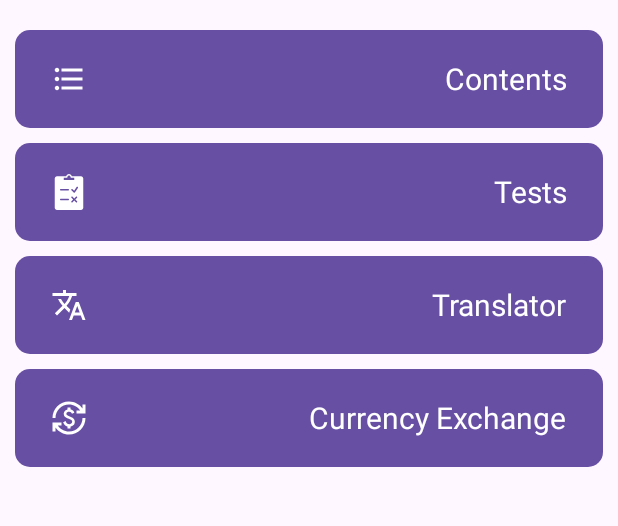
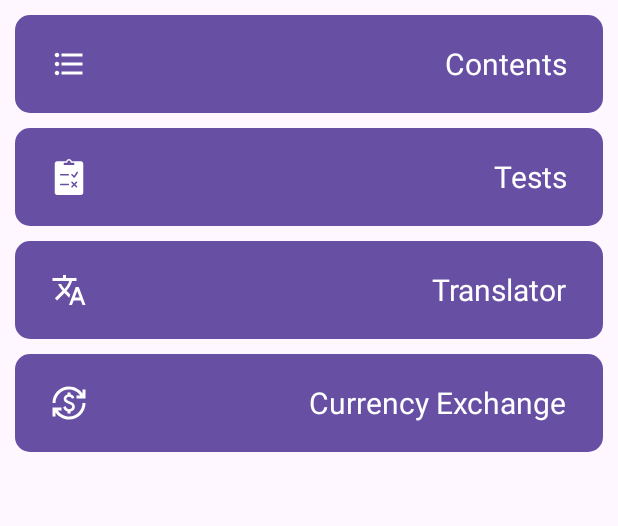
Before and after one commit to AngryL1on/ChinaFriendly, an Android app built with Jetpack Compose: the screen it shows after launch (MainActivity), on a phone screen of 412 x 824 dp, the part 75-601 px from its top. Run offline under Robolectric (Android 15) with nearby library versions, the phone set to English and light mode, and no system bars.

```diff
--- a/app/src/main/kotlin/ru/rutmiit/chinafriendly/ui/presentation/MainActivity.kt
+++ b/app/src/main/kotlin/ru/rutmiit/chinafriendly/ui/presentation/MainActivity.kt
@@ -13,11 +13,15 @@ import androidx.compose.material3.Surface
 import androidx.compose.material3.rememberDrawerState
 import androidx.compose.runtime.rememberCoroutineScope
 import androidx.compose.ui.Modifier
+import androidx.compose.ui.platform.LocalContext
+import androidx.navigation.NavType
 import androidx.navigation.compose.NavHost
 import androidx.navigation.compose.composable
 import androidx.navigation.compose.rememberNavController
+import androidx.navigation.navArgument
 import kotlinx.coroutines.launch
 import ru.rutmiit.chinafriendly.R
+import ru.rutmiit.chinafriendly.data.parseTopics
 import ru.rutmiit.chinafriendly.ui.components.drawer.Drawer
 import ru.rutmiit.chinafriendly.ui.components.models.DrawerMenuItem
 import ru.rutmiit.chinafriendly.ui.components.toolbar.ToolBar
@@ -25,6 +29,7 @@ import ru.rutmiit.chinafriendly.ui.presentation.screens.ContentsScreen
 import ru.rutmiit.chinafriendly.ui.presentation.screens.CurrencyExchangeScreen
 import ru.rutmiit.chinafriendly.ui.presentation.screens.HomeScreen
 import ru.rutmiit.chinafriendly.ui.presentation.screens.TestsScreen
+import ru.rutmiit.chinafriendly.ui.presentation.screens.TopicDetailsScreen
 import ru.rutmiit.chinafriendly.ui.presentation.screens.TranslatorScreen
 import ru.rutmiit.chinafriendly.ui.theme.ChinaFriendlyTheme
 import ru.rutmiit.chinafriendly.ui.theme.LocalDimensions
@@ -38,6 +43,12 @@ class MainActivity : ComponentActivity() {
                 val drawerState = rememberDrawerState(initialValue = DrawerValue.Closed)
                 val scope = rememberCoroutineScope()
                 val dimensions = LocalDimensions.current
+
+                val context = LocalContext.current
+                val jsonString = context.resources.openRawResource(R.raw.topics).bufferedReader()
+                    .use { it.readText() }
+                val topics = parseTopics(jsonString)
+
 
                 ModalNavigationDrawer(
                     drawerState = drawerState,
@@ -91,14 +102,25 @@ class MainActivity : ComponentActivity() {
                                 modifier = Modifier
                                     .fillMaxSize()
                                     .padding(paddings) // This padding is provided by Scaffold and is commonly used to pad AppBar and other UI elements
-                                    .padding(horizontal = dimensions.horizontalTiny)
-                                ,
+                                    .padding(
+                                        horizontal = dimensions.horizontalTiny,
+                                        vertical = dimensions.verticalTiny
+                                    ),
                                 color = MaterialTheme.colorScheme.surface
                             ) {
                                 NavHost(navController, startDestination = "home") {
                                     composable("home") { HomeScreen(navController) }
                                     composable("tests") { TestsScreen() }
-                                    composable("contents") { ContentsScreen() }
+                                    composable("contents") { ContentsScreen(topics, navController) }
+                                    composable(
+                                        route = "topicDetails/{topicId}",
+                                        arguments = listOf(
+                                            navArgument("topicId") {type = NavType.StringType }
+                                        )
+                                    ) { backStackEntry ->
+                                        val topicId = backStackEntry.arguments?.getString("topicId")
+                                        TopicDetailsScreen(topicId = topicId, topics = topics)
+                                    }
                                     composable("translator") { TranslatorScreen() }
                                     composable("currencyExchange") { CurrencyExchangeScreen() }
                                 }
--- a/app/src/main/kotlin/ru/rutmiit/chinafriendly/ui/presentation/screens/HomeScreen.kt
+++ b/app/src/main/kotlin/ru/rutmiit/chinafriendly/ui/presentation/screens/HomeScreen.kt
@@ -2,9 +2,7 @@ package ru.rutmiit.chinafriendly.ui.presentation.screens
 
 import androidx.compose.foundation.layout.Arrangement
 import androidx.compose.foundation.layout.Column
-import androidx.compose.foundation.layout.Spacer
 import androidx.compose.foundation.layout.fillMaxSize
-import androidx.compose.foundation.layout.height
 import androidx.compose.runtime.Composable
 import androidx.compose.ui.Modifier
 import androidx.compose.ui.tooling.preview.Preview
@@ -25,7 +23,6 @@ fun HomeScreen(
         modifier = modifier.fillMaxSize(),
         verticalArrangement = Arrangement.spacedBy(dimensions.verticalTiny)
     ) {
-        Spacer(modifier = Modifier.height(dimensions.verticalTiny))
         PrimaryButton(
             textButton = "Contents",
             iconLeft = R.drawable.ic_contents,
--- a/app/src/main/kotlin/ru/rutmiit/chinafriendly/ui/theme/Dimensions.kt
+++ b/app/src/main/kotlin/ru/rutmiit/chinafriendly/ui/theme/Dimensions.kt
@@ -11,15 +11,19 @@ import androidx.compose.ui.unit.dp
  * but have a different name depending on its demandingness
  */
 data class Dimensions(
+    val verticalMTiny: Dp = 8.dp,
     val verticalTiny: Dp = 10.dp,
     val verticalLarge: Dp = 35.dp,
     val horizontalXTiny: Dp = 5.dp,
     val horizontalTiny: Dp = 10.dp,
+    val horizontalMedium: Dp = 16.dp,
     val defaultBorderWidth: Dp = 1.dp,
     val defaultCornerRadius: Dp = 10.dp,
     val defaultHeightDrawer: Dp = 30.dp,
+    val defaultBeforeTopicSpacing: Dp = 30.dp,
     val defaultToolbarSize: Dp = 50.dp,
-    val defaultButtonHeight: Dp = 65.dp
+    val defaultButtonHeight: Dp = 65.dp,
+    val defaultAfterTopicSpacing: Dp = 75.dp
 )
 
 val LocalDimensions = compositionLocalOf { Dimensions() }
--- a/app/src/main/kotlin/ru/rutmiit/chinafriendly/ui/theme/Type.kt
+++ b/app/src/main/kotlin/ru/rutmiit/chinafriendly/ui/theme/Type.kt
@@ -5,6 +5,7 @@ import androidx.compose.ui.text.PlatformTextStyle
 import androidx.compose.ui.text.TextStyle
 import androidx.compose.ui.text.font.FontFamily
 import androidx.compose.ui.text.font.FontWeight
+import androidx.compose.ui.text.style.TextAlign
 import androidx.compose.ui.unit.sp
 
 // Set of Material typography styles to start with
@@ -41,6 +42,15 @@ val RegularTextStyle = TextStyle(
     )
 )
 
+val RegularText12 = RegularTextStyle.copy(
+    fontSize = 12.sp,
+    lineHeight = 17.sp,
+)
+val RegularText16 = RegularTextStyle.copy(
+    fontSize = 16.sp,
+    textAlign = TextAlign.Center,
+    lineHeight = 21.sp,
+)
 val RegularText18 = RegularTextStyle.copy(
     fontSize = 18.sp,
     lineHeight = 23.sp,
--- a/app/src/main/res/values/strings.xml
+++ b/app/src/main/res/values/strings.xml
@@ -6,4 +6,5 @@
     <string name="contents_item">Contents</string>
     <string name="translator_item">Translator</string>
     <string name="currency_exchange_item">Currency Exchange</string>
+    <string name="theme_not_found">Theme not found</string>
 </resources>
```
Also changed, not shown: app/src/main/kotlin/ru/rutmiit/chinafriendly/ui/presentation/screens/ContentsScreen.kt (+69 -2 lines).
